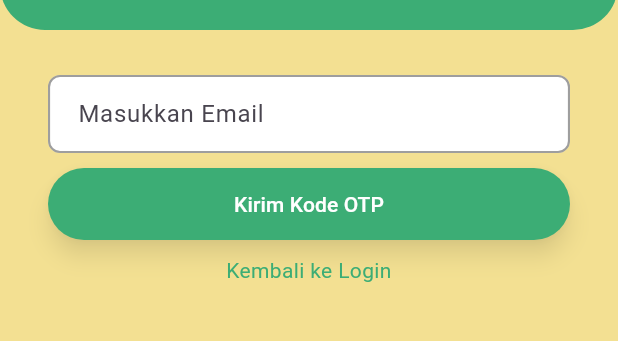
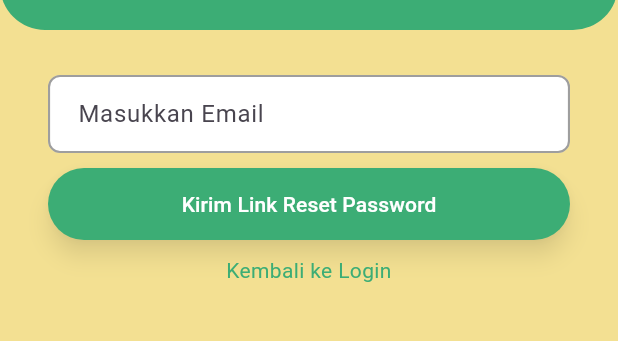
Before and after one commit to zikriramadhaann/UAS, a Flutter app: the ForgotPasswordPage screen opened by its route, on a phone screen of 412 x 824 dp, the part 420-761 px from its top. Run offline on Flutter 3.47's test engine with Material 3 defaults, Android fonts, the light colour scheme and no system bars; our stand-ins replace cloud_firestore, file_picker, firebase_auth, firebase_core, fl_chart, table_calendar; accounts and stored records are empty.

Commit message:
BackEnd Lupa Sandi

```diff
--- a/nutricare_app/lib/pages/auth/forgot_password.dart
+++ b/nutricare_app/lib/pages/auth/forgot_password.dart
@@ -1,8 +1,9 @@
 import 'package:flutter/material.dart';
 import 'login.dart';
 import 'dart:async';
+import 'package:firebase_auth/firebase_auth.dart';
 
-// Halaman untuk fitur lupa password
+// Halaman untuk lupa password
 class ForgotPasswordPage extends StatefulWidget {
   const ForgotPasswordPage({super.key});
 
@@ -11,98 +12,36 @@ class ForgotPasswordPage extends StatefulWidget {
 }
 
 class _ForgotPasswordPageState extends State<ForgotPasswordPage> {
-  // Key untuk validasi form
+  // Kunci form untuk validasi
   final _formKey = GlobalKey<FormState>();
-  // Controller untuk input email, otp, password baru, dan konfirmasi password
+  // Controller untuk input email
   final TextEditingController _emailController = TextEditingController();
-  final TextEditingController _otpController = TextEditingController();
-  final TextEditingController _newPasswordController = TextEditingController();
-  final TextEditingController _confirmPasswordController =
-      TextEditingController();
+  // Pesan untuk menampilkan notifikasi ke pengguna
+  String _message = '';
 
-  // Daftar email yang terdaftar (dummy)
-  final List<String> emailTerdaftar = [
-    '1@email.com',
-    '2@email.com',
-    '3@email.com',
-  ];
-
-  // State untuk menandai apakah OTP sudah dikirim dan diverifikasi
-  bool isOTPSent = false;
-  bool isOTPVerified = false;
-  String _message = '';
-  int _secondsRemaining = 0;
-  Timer? _timer;
-
-  // Fungsi untuk mengirim OTP ke email
-  void sendOTP() {
+  // Fungsi untuk mengirim email reset password
+  Future<void> sendPasswordReset() async {
     if (!_formKey.currentState!.validate()) return;
 
-    if (!emailTerdaftar.contains(_emailController.text)) {
+    try {
+      await FirebaseAuth.instance.sendPasswordResetEmail(
+        email: _emailController.text,
+      );
       setState(() {
-        _message = 'Email tidak terdaftar. Silakan daftar terlebih dahulu.';
+        _message =
+            'Link reset password telah dikirim ke ${_emailController.text}. Silakan cek email Anda.';
       });
-      return;
-    }
-
-    setState(() {
-      isOTPSent = true;
-      _message = 'Kode OTP telah dikirim ke ${_emailController.text}';
-    });
-    startTimer();
-  }
-
-  // Fungsi untuk memulai timer OTP (60 detik)
-  void startTimer() {
-    _secondsRemaining = 60;
-    _timer?.cancel();
-    _timer = Timer.periodic(const Duration(seconds: 1), (timer) {
-      if (_secondsRemaining > 0) {
+    } on FirebaseAuthException catch (e) {
+      if (e.code == 'user-not-found') {
         setState(() {
-          _secondsRemaining--;
+          _message = 'Email tidak terdaftar.';
         });
       } else {
-        timer.cancel();
+        setState(() {
+          _message = 'Terjadi kesalahan. Silakan coba lagi.';
+        });
       }
-    });
-  }
-
-  // Fungsi untuk verifikasi OTP
-  void verifyOTP() {
-    if (_otpController.text == '123456') {
-      setState(() {
-        isOTPVerified = true;
-        _message = 'OTP berhasil diverifikasi.';
-      });
-    } else {
-      setState(() {
-        _message = 'OTP salah. Silakan coba lagi.';
-      });
     }
-  }
-
-  // Fungsi untuk menyimpan password baru
-  void saveNewPassword() {
-    if (!_formKey.currentState!.validate()) return;
-
-    if (_newPasswordController.text != _confirmPasswordController.text) {
-      setState(() => _message = 'Kata sandi tidak cocok.');
-      return;
-    }
-
-    ScaffoldMessenger.of(context).showSnackBar(
-      const SnackBar(content: Text('Kata sandi berhasil diubah!')),
-    );
-    Navigator.pushReplacement(
-      context,
-      MaterialPageRoute(builder: (_) => const LoginPage()),
-    );
-  }
-
-  @override
-  void dispose() {
-    _timer?.cancel();
-    super.dispose();
   }
 
   @override
@@ -114,7 +53,7 @@ class _ForgotPasswordPageState extends State<ForgotPasswordPage> {
           key: _formKey,
           child: Column(
             children: [
-              // Header dengan logo dan judul aplikasi
+              // Header dengan logo dan nama aplikasi
               Container(
                 width: double.infinity,
                 decoration: const BoxDecoration(
@@ -141,6 +80,7 @@ class _ForgotPasswordPageState extends State<ForgotPasswordPage> {
                 ),
               ),
               const SizedBox(height: 30),
+              // Form input email dan tombol kirim
               Padding(
                 padding: const EdgeInsets.symmetric(horizontal: 32),
                 child: Column(
@@ -164,78 +104,16 @@ class _ForgotPasswordPageState extends State<ForgotPasswordPage> {
                       },
                     ),
                     const SizedBox(height: 10),
-                    // Tombol kirim OTP
+                    // Tombol untuk mengirim link reset password
                     SizedBox(
                       width: double.infinity,
                       child: ElevatedButton(
-                        onPressed: sendOTP,
+                        onPressed: sendPasswordReset,
                         style: _buttonStyle(),
-                        child: const Text('Kirim Kode OTP'),
+                        child: const Text('Kirim Link Reset Password'),
                       ),
                     ),
-                    // Jika OTP sudah dikirim, tampilkan input OTP dan tombol verifikasi
-                    if (isOTPSent) ...[
-                      const SizedBox(height: 20),
-                      TextFormField(
-                        controller: _otpController,
-                        decoration: _inputDecoration('Masukkan Kode OTP'),
-                        keyboardType: TextInputType.number,
-                      ),
-                      const SizedBox(height: 10),
-                      SizedBox(
-                        width: double.infinity,
-                        child: ElevatedButton(
-                          onPressed: verifyOTP,
-                          style: _buttonStyle(),
-                          child: const Text('Verifikasi OTP'),
-                        ),
-                      ),
-                    ],
-                    // Jika OTP sudah diverifikasi, tampilkan input password baru dan konfirmasi
-                    if (isOTPVerified) ...[
-                      const SizedBox(height: 20),
-                      TextFormField(
-                        controller: _newPasswordController,
-                        decoration: _inputDecoration('Kata Sandi Baru'),
-                        obscureText: true,
-                        validator: (value) {
-                          if (isOTPVerified &&
-                              (value == null || value.isEmpty)) {
-                            return 'Kata sandi baru tidak boleh kosong';
-                          }
-                          if (value != null && value.length < 6) {
-                            return 'Minimal 6 karakter';
-                          }
-                          return null;
-                        },
-                      ),
-                      const SizedBox(height: 5),
-                      TextFormField(
-                        controller: _confirmPasswordController,
-                        decoration: _inputDecoration('Konfirmasi Kata Sandi'),
-                        obscureText: true,
-                        validator: (value) {
-                          if (isOTPVerified &&
-                              (value == null || value.isEmpty)) {
-                            return 'Konfirmasi kata sandi tidak boleh kosong';
-                          }
-                          if (value != _newPasswordController.text) {
-                            return 'Kata sandi tidak cocok';
-                          }
-                          return null;
-                        },
-                      ),
-                      const SizedBox(height: 10),
-                      SizedBox(
-                        width: double.infinity,
-                        child: ElevatedButton(
-                          onPressed: saveNewPassword,
-                          style: _buttonStyle(),
-                          child: const Text('Simpan Kata Sandi Baru'),
-                        ),
-                      ),
-                    ],
-                    // Tampilkan pesan error atau info
+                    // Menampilkan pesan jika ada
                     if (_message.isNotEmpty)
                       Padding(
                         padding: const EdgeInsets.symmetric(vertical: 12),
@@ -271,7 +149,7 @@ class _ForgotPasswordPageState extends State<ForgotPasswordPage> {
     );
   }
 
-  // Dekorasi input field
+  // Dekorasi untuk input field
   InputDecoration _inputDecoration(String hint) {
     return InputDecoration(
       hintText: hint,
@@ -289,7 +167,7 @@ class _ForgotPasswordPageState extends State<ForgotPasswordPage> {
     );
   }
 
-  // Style tombol utama
+  // Style untuk tombol
   ButtonStyle _buttonStyle() {
     return ElevatedButton.styleFrom(
       backgroundColor: const Color(0xFF3CAD75),
```
